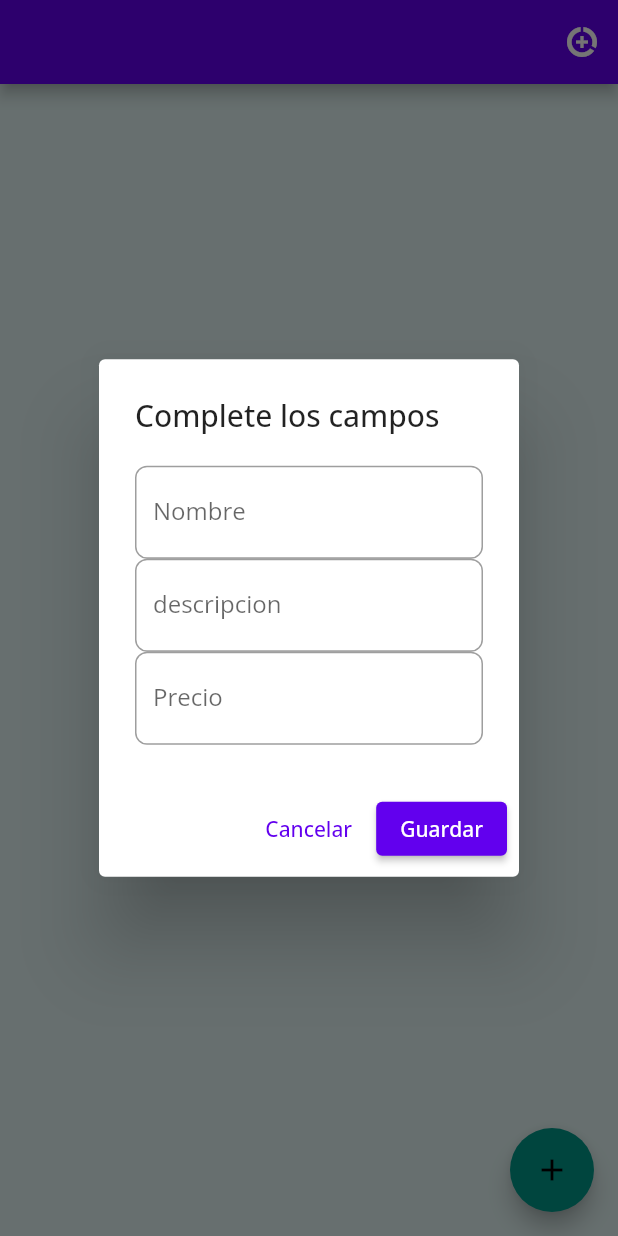
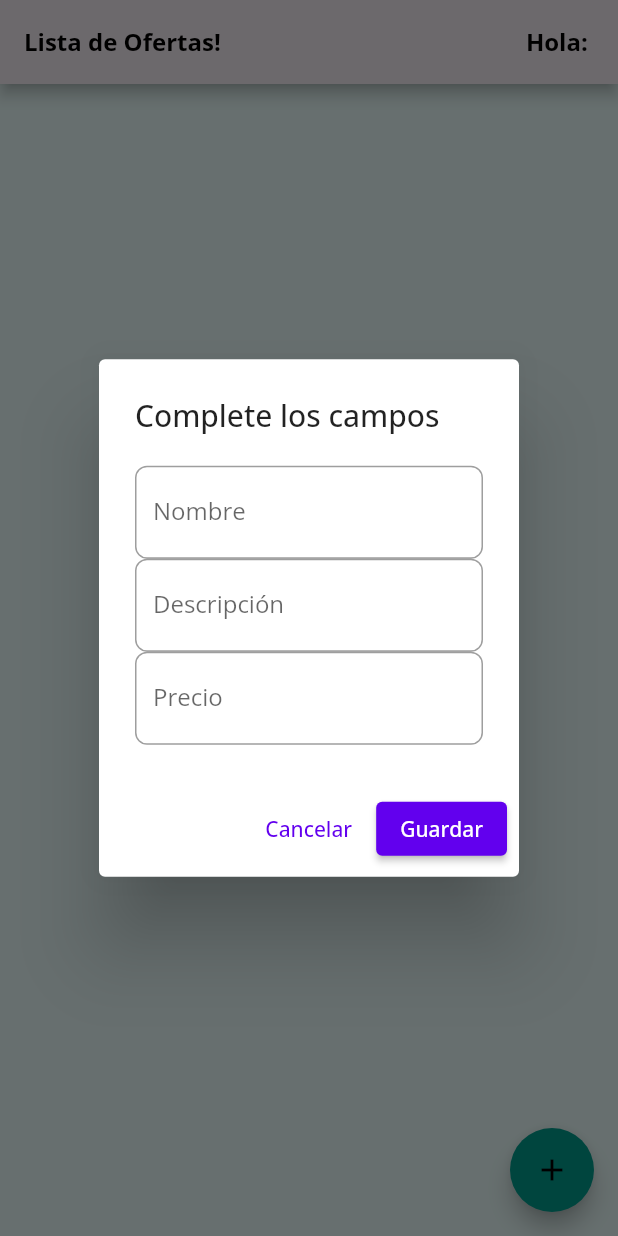
Before and after one commit to EZEVAR/bakery, a Flutter app: the ProductListPage screen opened by its route, after a tap on the "add" icon, on a phone screen of 412 x 824 dp. Run offline on Flutter 3.47's test engine with Material 2 defaults, Android fonts, the phone set to English and light mode, and no system bars; our stand-ins replace bloc, cloud_firestore, equatable, firebase_auth, firebase_core, flutter_bloc and 8 more; accounts and stored records are empty.

Commit message:
test get products

```diff
--- /dev/null
+++ b/lib/features/list_products/view/list_productos.dart
@@ -0,0 +1,185 @@
+import 'package:bakery/features/list_products/cubit/product_list_cubit.dart';
+import 'package:bakery/services/database/firetore_service.dart';
+
+import 'package:flutter/material.dart';
+import '/app/app.dart';
+import 'package:flutter_bloc/flutter_bloc.dart';
+
+class ProductListPage extends StatelessWidget {
+  static const name = 'listaproducto';
+  // ignore: use_key_in_widget_constructors
+  const ProductListPage({Key? key});
+
+  @override
+  Widget build(BuildContext context) {
+    final user = context.select((AppBloc bloc) => bloc.state.user);
+
+    return Scaffold(
+      appBar: AppBar(
+        centerTitle: true,
+        backgroundColor: const Color.fromARGB(255, 236, 228, 235),
+        title: Row(
+          mainAxisAlignment: MainAxisAlignment
+              .spaceBetween,
+          children: [
+            const Text(
+              "Lista de Ofertas!",
+              style: TextStyle(
+                fontSize: 16.0,
+                fontWeight: FontWeight.bold,
+                color: Colors.black,
+              ),
+            ),
+            Text(
+              "Hola: ${user.email ?? ''}",
+              style: const TextStyle(
+                fontSize: 16.0,
+                fontWeight: FontWeight.bold,
+                color: Colors.black,
+              ),
+            ),
+          ],
+        ),
+      ),
+      body: FutureBuilder(
+        future: getProducts(),
+        builder: (context, snapshot) {
+          if (snapshot.connectionState == ConnectionState.waiting) {
+            return const Center(child: CircularProgressIndicator());
+          } else if (snapshot.hasError) {
+            return Text("Error: ${snapshot.error}");
+          } else if (snapshot.hasData) {
+            final data = snapshot.data as List<Map<String, dynamic>>;
+            return ListView.builder(
+              itemCount: data.length,
+              itemBuilder: (context, index) {
+                final nombre = data[index]["nombre"];
+                final descripcion = data[index]["descripcion"];
+                final precio = data[index]["precio"];
+                if (nombre != null) {
+                  return Card(
+                    elevation: 5,
+                    shape: RoundedRectangleBorder(
+                      borderRadius: BorderRadius.circular(10),
+                    ),
+                    child: Padding(
+                      padding: const EdgeInsets.all(12.0),
+                      child: Column(
+                        crossAxisAlignment: CrossAxisAlignment.start,
+                        children: [
+                          const Text(
+                            "Nombre:",
+                            style: TextStyle(
+                              fontWeight: FontWeight.bold,
+                              fontSize: 18,
+                            ),
+                          ),
+                          Text(
+                            nombre.toString(),
+                            style: const TextStyle(
+                              fontSize: 16,
+                            ),
+                          ),
+                          const SizedBox(height: 10),
+                          const Text(
+                            "Descripción:",
+                            style: TextStyle(
+                              fontWeight: FontWeight.bold,
+                              fontSize: 18,
+                            ),
+                          ),
+                          Text(
+                            descripcion.toString(),
+                            style: const TextStyle(
+                              fontSize: 16,
+                            ),
+                          ),
+                          const SizedBox(height: 10),
+                          const Text(
+                            "Precio:",
+                            style: TextStyle(
+                              fontWeight: FontWeight.bold,
+                              fontSize: 18,
+                            ),
+                          ),
+                          Text(
+                            precio.toString(),
+                            style: const TextStyle(
+                              fontSize: 16,
+                            ),
+                          ),
+                        ],
+                      ),
+                    ),
+                  );
+                } else {
+                  return const Text("Sin Ofertas");
+                }
+              },
+            );
+          } else {
+            return const Text("Sin Info");
+          }
+        },
+      ),
+      floatingActionButton: FloatingActionButton(
+        child: const Icon(Icons.add),
+        onPressed: () => _openDialog(context),
+      ),
+    );
+  }
+
+  _openDialog(BuildContext context) {
+    String name = '';
+    String descripcion = '';
+    double precio = 0.0;
+    showDialog(
+      context: context,
+      builder: (BuildContext context) {
+        return AlertDialog(
+          title: const Text('Complete los campos'),
+          content: Column(
+            mainAxisSize: MainAxisSize.min,
+            children: [
+              TextField(
+                decoration: const InputDecoration(labelText: 'Nombre'),
+                onChanged: (value) {
+                  name = value;
+                },
+              ),
+              TextField(
+                decoration: const InputDecoration(labelText: 'Descripción'),
+                onChanged: (value) {
+                  descripcion = value;
+                },
+              ),
+              TextField(
+                decoration: const InputDecoration(labelText: 'Precio'),
+                onChanged: (value) {
+                  precio = double.parse(value);
+                },
+              ),
+            ],
+          ),
+          actions: [
+            TextButton(
+              child: const Text('Cancelar'),
+              onPressed: () {
+                Navigator.pop(context);
+              },
+            ),
+            ElevatedButton(
+              child: const Text('Guardar'),
+              onPressed: () {
+                context
+                    .read<ProductListCubit>()
+                    .addProduct(name, descripcion, precio);
+                Navigator.pop(context);
+              },
+            ),
+          ],
+        );
+      },
+    );
+  }
+}
--- a/lib/features/list_products/view/product_list_page.dart
+++ b/lib/features/list_products/view/product_list_page.dart
@@ -1,113 +1,113 @@
-import 'package:flutter/material.dart';
-import 'package:flutter_bloc/flutter_bloc.dart';
-import '../../../app/bloc/app_bloc.dart';
-import '../../../services/database/database_service.dart';
-import '../cubit/product_list_cubit.dart';
+// import 'package:flutter/material.dart';
+// import 'package:flutter_bloc/flutter_bloc.dart';
+// import '../../../app/bloc/app_bloc.dart';
+// import '../../../services/database/database_service.dart';
+// import '../cubit/product_list_cubit.dart';
 
-class ProductListPage extends StatelessWidget {
-  const ProductListPage({super.key});
+// class ProductListPage extends StatelessWidget {
+//   const ProductListPage({super.key});
 
-  static const name = 'listaproducto';
-  static Page<void> page() =>
-      const MaterialPage<void>(child: ProductListPage());
+//   static const name = 'listaproducto';
+//   static Page<void> page() =>
+//       const MaterialPage<void>(child: ProductListPage());
 
-  @override
-  Widget build(BuildContext context) {
-    final user = context.select((AppBloc bloc) => bloc.state.user);
-    return Scaffold(
-      appBar: AppBar(
-        actions: [
-          IconButton(
-            onPressed: () async {
-              DatabaseService databaseService = DatabaseService();
-              await databaseService.saveDummyData();
-            },
-            icon: const Icon(Icons.data_saver_on),
-          ),
-        ],
-      ),
-      body: BlocBuilder<ProductListCubit, ProductListState>(
-        bloc: BlocProvider.of<ProductListCubit>(context)..getProducts(),
-        builder: (context, state) {
-          return (state.loading)
-              ? const CircularProgressIndicator()
-              : Center(
-                  child: ListView.builder(
-                      itemCount: state.productList.length,
-                      itemBuilder: (context, index) {
-                        return ListTile(
-                          title: Text(state.productList[index].nombre),
-                          subtitle: Column(
-                            crossAxisAlignment: CrossAxisAlignment.start,
-                            children: [
-                              Text(state.productList[index].descripcion),
-                              Text('\$${state.productList[index].precio}'),
-                            ],
-                          ),
-                        );
-                      }),
-                );
-        },
-      ),
-      floatingActionButton: FloatingActionButton(
-        child: const Icon(Icons.add),
-        onPressed: () => _openDialog(context),
-      ),
-    );
-  }
+//   @override
+//   Widget build(BuildContext context) {
+//     final user = context.select((AppBloc bloc) => bloc.state.user);
+//     return Scaffold(
+//       appBar: AppBar(
+//         actions: [
+//           IconButton(
+//             onPressed: () async {
+//               DatabaseService databaseService = DatabaseService();
+//               await databaseService.saveDummyData();
+//             },
+//             icon: const Icon(Icons.data_saver_on),
+//           ),
+//         ],
+//       ),
+//       body: BlocBuilder<ProductListCubit, ProductListState>(
+//         bloc: BlocProvider.of<ProductListCubit>(context)..getProducts(),
+//         builder: (context, state) {
+//           return (state.loading)
+//               ? const CircularProgressIndicator()
+//               : Center(
+//                   child: ListView.builder(
+//                       itemCount: state.productList.length,
+//                       itemBuilder: (context, index) {
+//                         return ListTile(
+//                           title: Text(state.productList[index].nombre),
+//                           subtitle: Column(
+//                             crossAxisAlignment: CrossAxisAlignment.start,
+//                             children: [
+//                               Text(state.productList[index].descripcion),
+//                               Text('\$${state.productList[index].precio}'),
+//                             ],
+//                           ),
+//                         );
+//                       }),
+//                 );
+//         },
+//       ),
+//       floatingActionButton: FloatingActionButton(
+//         child: const Icon(Icons.add),
+//         onPressed: () => _openDialog(context),
+//       ),
+//     );
+//   }
 
-  _openDialog(
-    BuildContext context,
-  ) {
-    String name = '';
-    String descripcion = '';
-    double precio = 0.0;
-    showDialog(
-        context: context,
-        builder: (BuildContext context) {
-          return AlertDialog(
-            title: const Text('Complete los campos'),
-            content: Column(
-              mainAxisSize: MainAxisSize.min,
-              children: [
-                TextField(
-                  decoration: const InputDecoration(labelText: 'Nombre'),
-                  onChanged: (value) {
-                    name = value;
-                  },
-                ),
-                TextField(
-                  decoration: const InputDecoration(labelText: 'descripcion'),
-                  onChanged: (value) {
-                    descripcion = value;
-                  },
-                ),
-                TextField(
-                  decoration: const InputDecoration(labelText: 'Precio'),
-                  onChanged: (value) {
-                    precio = double.parse(value);
-                  },
-                ),
-              ],
-            ),
-            actions: [
-              TextButton(
-                child: const Text('Cancelar'),
-                onPressed: () {
-                  Navigator.pop(context);
-                },
-              ),
-              ElevatedButton(
-                child: const Text('Guardar'),
-                onPressed: () {
-                  context
-                      .read<ProductListCubit>()
-                      .addProduct(name, descripcion, precio);
-                  Navigator.pop(context);
-                },
-              ),
-            ],
-          );
-        });
-  }
-}
+//   _openDialog(
+//     BuildContext context,
+//   ) {
+//     String name = '';
+//     String descripcion = '';
+//     double precio = 0.0;
+//     showDialog(
+//         context: context,
+//         builder: (BuildContext context) {
+//           return AlertDialog(
+//             title: const Text('Complete los campos'),
+//             content: Column(
+//               mainAxisSize: MainAxisSize.min,
+//               children: [
+//                 TextField(
+//                   decoration: const InputDecoration(labelText: 'Nombre'),
+//                   onChanged: (value) {
+//                     name = value;
+//                   },
+//                 ),
+//                 TextField(
+//                   decoration: const InputDecoration(labelText: 'descripcion'),
+//                   onChanged: (value) {
+//                     descripcion = value;
+//                   },
+//                 ),
+//                 TextField(
+//                   decoration: const InputDecoration(labelText: 'Precio'),
+//                   onChanged: (value) {
+//                     precio = double.parse(value);
+//                   },
+//                 ),
+//               ],
+//             ),
+//             actions: [
+//               TextButton(
+//                 child: const Text('Cancelar'),
+//                 onPressed: () {
+//                   Navigator.pop(context);
+//                 },
+//               ),
+//               ElevatedButton(
+//                 child: const Text('Guardar'),
+//                 onPressed: () {
+//                   context
+//                       .read<ProductListCubit>()
+//                       .addProduct(name, descripcion, precio);
+//                   Navigator.pop(context);
+//                 },
+//               ),
+//             ],
+//           );
+//         });
+//   }
+// }
--- a/lib/pages/product.dart
+++ b/lib/pages/product.dart
@@ -1,4 +1,5 @@
 import 'package:bakery/features/list_products/view/product_list_page.dart';
+import 'package:bakery/features/list_products/view/list_productos.dart';
 import 'package:bakery/onboard/onboarding_page/onboarding_page.dart';
 import 'package:flutter/material.dart';
 import 'package:flutter_bloc/flutter_bloc.dart';
--- a/lib/routes/app_router.dart
+++ b/lib/routes/app_router.dart
@@ -1,5 +1,6 @@
 import 'package:bakery/app/app.dart';
 import 'package:bakery/auth/register/view/register_page.dart';
+import 'package:bakery/features/list_products/view/list_productos.dart';
 import 'package:bakery/onboard/onboarding_page/onboarding_page.dart';
 import 'package:bakery/pages/product.dart';
 import 'package:flutter/material.dart';
--- /dev/null
+++ b/lib/services/database/firetore_service.dart
@@ -0,0 +1,17 @@
+import 'package:cloud_firestore/cloud_firestore.dart';
+
+final FirebaseFirestore db = FirebaseFirestore.instance;
+
+Future<List<Map<String, dynamic>>> getProducts() async {
+  List<Map<String, dynamic>> productos = [];
+  CollectionReference collectionReferenceProductos = db.collection("productos");
+
+  QuerySnapshot queryProductos = await collectionReferenceProductos.get();
+
+  for (var documento in queryProductos.docs) {
+    final data = documento.data() as Map<String, dynamic>;
+    productos.add(data);
+  }
+
+  return productos;
+}
```
